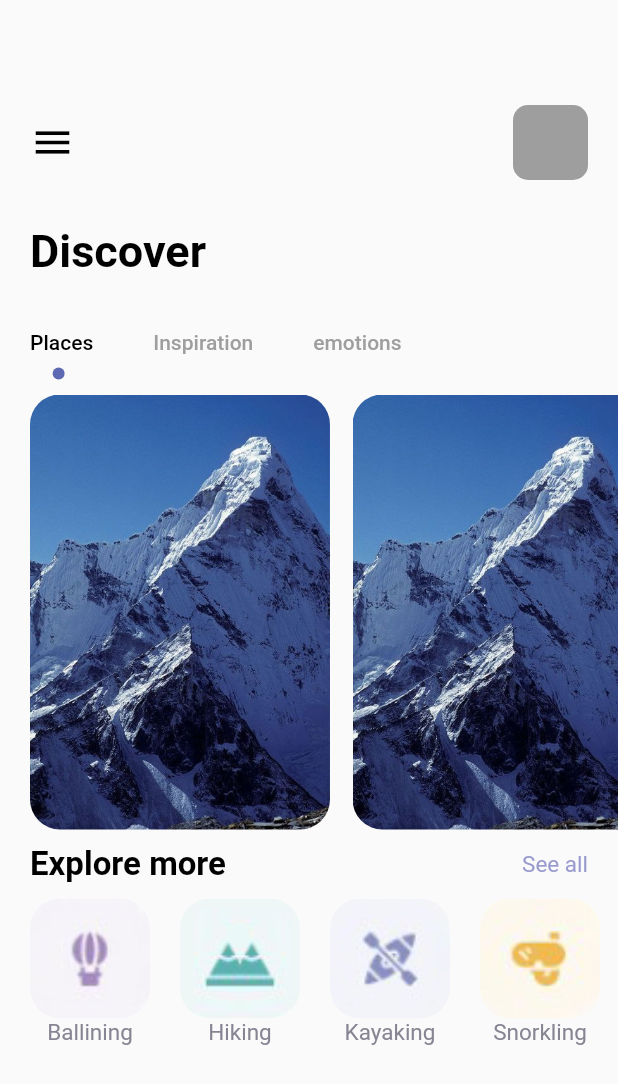
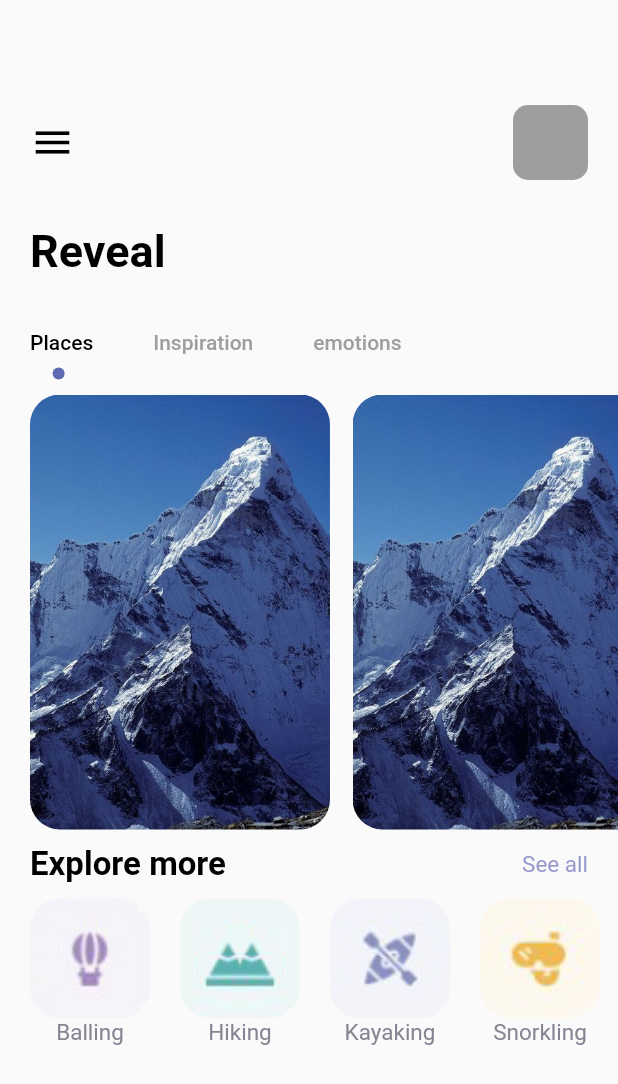
Before and after one commit to picasso653/travel_app, a Flutter app: the HomePage screen opened directly, on a phone screen of 412 x 824 dp. Shown: the top 1084 px of the screen. Run offline on Flutter 3.47's test engine with Material 2 defaults, Android fonts, the phone set to English and light mode, and no system bars.

Commit message:
just to pass time... sorry

```diff
--- a/lib/pages/home_page.dart
+++ b/lib/pages/home_page.dart
@@ -14,7 +14,7 @@ class HomePage extends StatefulWidget {
 
 class _HomePageState extends State<HomePage> with TickerProviderStateMixin {
   var images = {
-    'balloning.png': "Ballining",
+    'balloning.png': "Balling",
     "hiking.png": 'Hiking',
     "kayaking.png": "Kayaking",
     "snorkling.png": "Snorkling"
@@ -54,7 +54,7 @@ class _HomePageState extends State<HomePage> with TickerProviderStateMixin {
           ),
           Container(
             margin: const EdgeInsets.only(left: 20),
-            child: AppLargeText(text: 'Discover'),
+            child: AppLargeText(text: 'Reveal'),
           ),
           const SizedBox(height: 20),
           // ignore: avoid_unnecessary_containers
```
